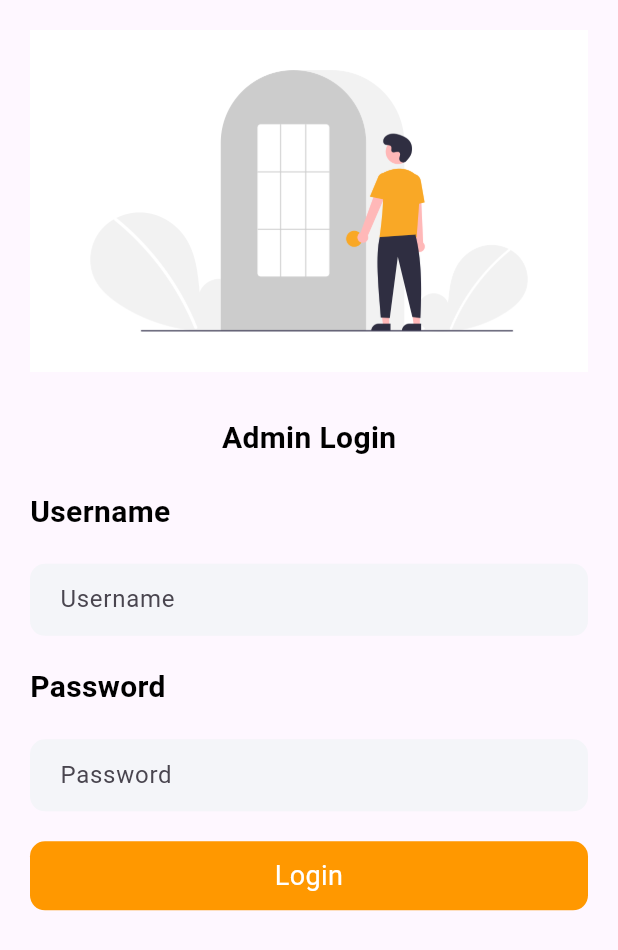
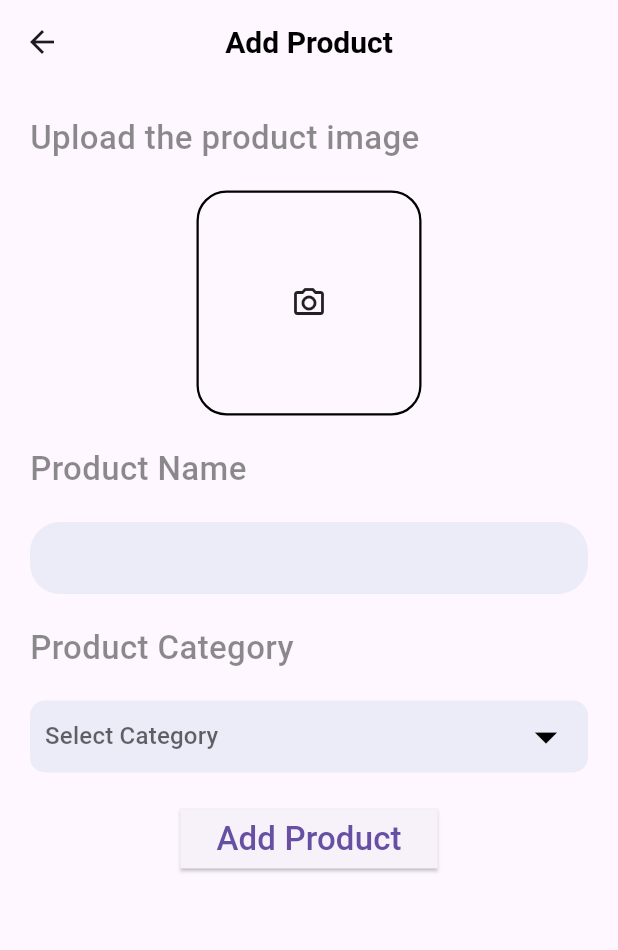
Before and after one commit to manthan-chauhan-17/Shopping-App, a Flutter app: the screen it shows after launch, on a phone screen of 412 x 824 dp. Shown: the top 950 px of the screen. Run offline on Flutter 3.47's test engine with Material 3 defaults, Android fonts, the phone set to English and light mode, and no system bars; our stand-ins replace cloud_firestore, curved_navigation_bar, firebase_auth, firebase_core, firebase_storage, image_picker and 2 more; accounts and stored records are empty.

Commit message:
Add Product from Adming page and backend for that Added using firestore and image picker modules

```diff
--- /dev/null
+++ b/lib/admin/add_product.dart
@@ -0,0 +1,221 @@
+import 'dart:async';
+import 'dart:io';
+
+import 'package:firebase_storage/firebase_storage.dart';
+import 'package:flutter/material.dart';
+import 'package:flutter/widgets.dart';
+import 'package:image_picker/image_picker.dart';
+import 'package:random_string/random_string.dart';
+import 'package:shopping_app/services/database.dart';
+import 'package:shopping_app/widgets/app_widgets.dart';
+
+class AddProduct extends StatefulWidget {
+  const AddProduct({super.key});
+
+  @override
+  State<AddProduct> createState() => _AddProductState();
+}
+
+class _AddProductState extends State<AddProduct> {
+  final ImagePicker _picker = ImagePicker();
+  File? selectedImage;
+
+  TextEditingController productNameController = TextEditingController();
+
+  Future getImage() async {
+    var image = await _picker.pickImage(source: ImageSource.gallery);
+    selectedImage = File(image!.path);
+    setState(() {});
+  }
+
+  uploadItem() async {
+    if (selectedImage != null && productNameController.text != "") {
+      String addId = randomAlphaNumeric(10);
+      Reference firebaseStorageRef =
+          FirebaseStorage.instance.ref().child("blogImage").child(addId);
+
+      final UploadTask task = firebaseStorageRef.putFile(selectedImage!);
+      var downloadUrl = await (await task).ref.getDownloadURL();
+
+      Map<String, dynamic> addProduct = {
+        "Product Name": productNameController.text,
+        "Product Image": downloadUrl,
+      };
+
+      await DatabaseMethods().addProduct(addProduct, value!).then((value) {
+        selectedImage = null;
+        productNameController.text = "";
+        ScaffoldMessenger.of(context).showSnackBar(const SnackBar(
+          backgroundColor: Colors.redAccent,
+          content: Text(
+            "Product has added Successfully",
+            style: TextStyle(fontSize: 20.0),
+          ),
+        ));
+      });
+    }
+  }
+
+  String? value;
+  final List<String> categoryItem = ['Watch', 'Laptop', 'TV', 'Headphone'];
+  @override
+  Widget build(BuildContext context) {
+    return Scaffold(
+      appBar: AppBar(
+        leading: GestureDetector(
+          onTap: () {
+            Navigator.pop(context);
+          },
+          child: const Icon(Icons.arrow_back),
+        ),
+        title: Text(
+          "Add Product",
+          style: AppWidgets.semiBoldTextStyle(),
+        ),
+        centerTitle: true,
+      ),
+      body: Container(
+        margin: const EdgeInsets.only(left: 20.0, top: 20.0, right: 20.0),
+        child: Column(
+          crossAxisAlignment: CrossAxisAlignment.start,
+          children: [
+            Text(
+              "Upload the product image",
+              style: AppWidgets.lightWeightTextStyle(),
+            ),
+            const SizedBox(
+              height: 20.0,
+            ),
+            selectedImage == null
+                ? GestureDetector(
+                    onTap: () {
+                      getImage();
+                    },
+                    child: Center(
+                      child: Container(
+                        height: 150,
+                        width: 150,
+                        decoration: BoxDecoration(
+                          border: Border.all(color: Colors.black, width: 1.5),
+                          borderRadius: BorderRadius.circular(20),
+                        ),
+                        child: const Icon(Icons.camera_alt_outlined),
+                      ),
+                    ),
+                  )
+                : Center(
+                    child: Material(
+                      elevation: 4.0,
+                      borderRadius: BorderRadius.circular(20),
+                      child: Container(
+                        height: 150,
+                        width: 150,
+                        decoration: BoxDecoration(
+                          border: Border.all(color: Colors.black, width: 1.5),
+                          borderRadius: BorderRadius.circular(20),
+                        ),
+                        child: ClipRRect(
+                          borderRadius: BorderRadius.circular(20),
+                          child: Image.file(
+                            selectedImage!,
+                            fit: BoxFit.cover,
+                          ),
+                        ),
+                      ),
+                    ),
+                  ),
+            const SizedBox(
+              height: 20.0,
+            ),
+            Text(
+              "Product Name",
+              style: AppWidgets.lightWeightTextStyle(),
+            ),
+            const SizedBox(
+              height: 20.0,
+            ),
+            Container(
+              padding: const EdgeInsets.symmetric(horizontal: 20.0),
+              width: MediaQuery.of(context).size.width,
+              decoration: BoxDecoration(
+                color: const Color(0XFFececf8),
+                borderRadius: BorderRadius.circular(20.0),
+              ),
+              child: TextField(
+                controller: productNameController,
+                decoration: const InputDecoration(
+                  border: InputBorder.none,
+                ),
+              ),
+            ),
+            const SizedBox(
+              height: 20.0,
+            ),
+            Text(
+              "Product Category",
+              style: AppWidgets.lightWeightTextStyle(),
+            ),
+            const SizedBox(
+              height: 20.0,
+            ),
+            Container(
+              padding: const EdgeInsets.symmetric(horizontal: 10.0),
+              width: MediaQuery.of(context).size.width,
+              decoration: BoxDecoration(
+                color: const Color(0XFFececf8),
+                borderRadius: BorderRadius.circular(10.0),
+              ),
+              child: DropdownButtonHideUnderline(
+                child: DropdownButton<String>(
+                  items: categoryItem
+                      .map((item) => DropdownMenuItem(
+                          value: item,
+                          child: Text(
+                            item,
+                            style: AppWidgets.semiBoldTextStyle(),
+                          )))
+                      .toList(),
+                  onChanged: (value) {
+                    setState(() {
+                      this.value = value;
+                    });
+                  },
+                  dropdownColor: Colors.white,
+                  hint: const Text("Select Category"),
+                  iconSize: 36,
+                  icon: const Icon(
+                    Icons.arrow_drop_down,
+                    color: Colors.black,
+                  ),
+                  value: value,
+                ),
+              ),
+            ),
+            const SizedBox(
+              height: 20.0,
+            ),
+            Center(
+              child: ElevatedButton(
+                onPressed: () {
+                  uploadItem();
+                },
+                style: ElevatedButton.styleFrom(
+                  shape: RoundedRectangleBorder(
+                    borderRadius: BorderRadius.circular(0),
+                  ),
+                ),
+                child: const Text(
+                  "Add Product",
+                  style: TextStyle(
+                    // color: Colors.white,
+                    fontSize: 22.0,
+                  ),
+                ),
+              ),
+            )
+          ],
+        ),
+      ),
+    );
+  }
+}
--- a/lib/main.dart
+++ b/lib/main.dart
@@ -1,6 +1,7 @@
 import 'dart:io';
 import 'package:firebase_core/firebase_core.dart';
 import 'package:flutter/material.dart';
+import 'package:shopping_app/admin/add_product.dart';
 import 'package:shopping_app/admin/admin_login.dart';
 import 'package:shopping_app/screens/bottomnav.dart';
 import 'package:shopping_app/screens/home.dart';
@@ -18,6 +19,7 @@ void main() async {
             appId: "1:592088079617:android:159f3d8d080625c04f0f00",
             messagingSenderId: "592088079617",
             projectId: "shopping-app-bb8eb",
+            storageBucket: "shopping-app-bb8eb.appspot.com",
           ),
         )
       : Firebase.initializeApp();
@@ -31,7 +33,7 @@ class MyApp extends StatelessWidget {
   Widget build(BuildContext context) {
     return const MaterialApp(
       debugShowCheckedModeBanner: false,
-      home: AdminLogin(),
+      home: AddProduct(),
     );
   }
 }
--- a/lib/services/database.dart
+++ b/lib/services/database.dart
@@ -7,4 +7,11 @@ class DatabaseMethods {
         .doc(id)
         .set(userInfoMap);
   }
+
+  Future addProduct(
+      Map<String, dynamic> userInfoMap, String categoryName) async {
+    return await FirebaseFirestore.instance
+        .collection(categoryName)
+        .add(userInfoMap);
+  }
 }
--- a/pubspec.yaml
+++ b/pubspec.yaml
@@ -36,6 +36,8 @@ dependencies:
   firebase_auth: ^5.1.2
   random_string: ^2.3.1
   shared_preferences: ^2.2.3
+  image_picker:
+  firebase_storage:
 
 
   # The following adds the Cupertino Icons font to your application.
```
Also changed, not shown: pubspec.lock.
